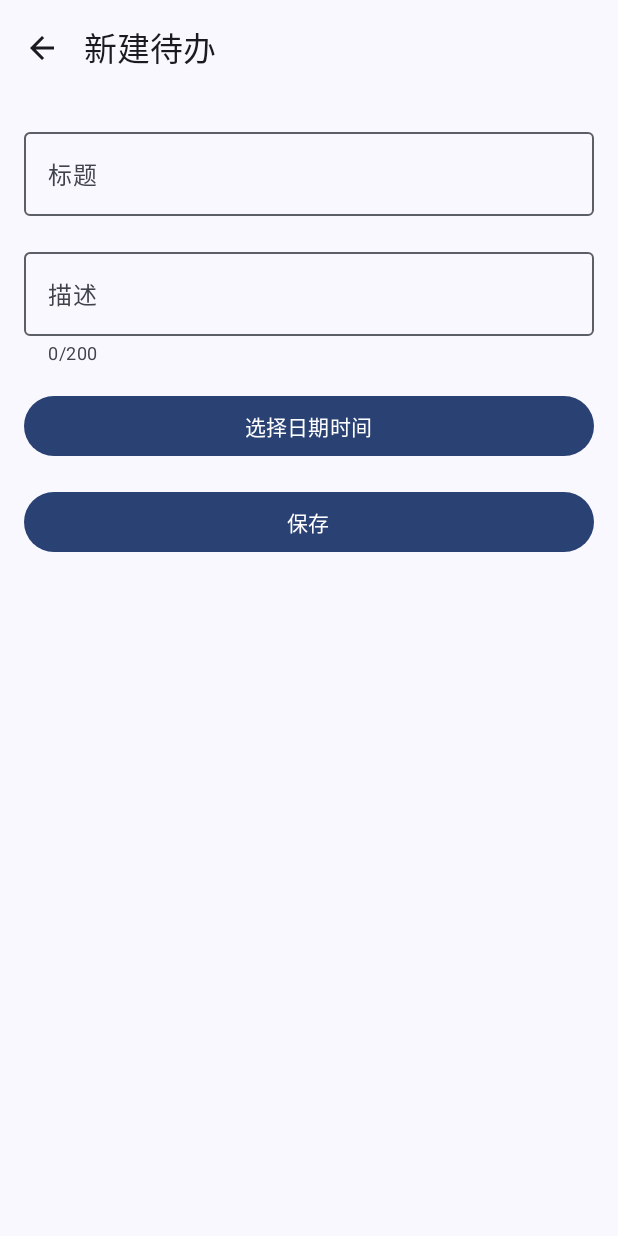
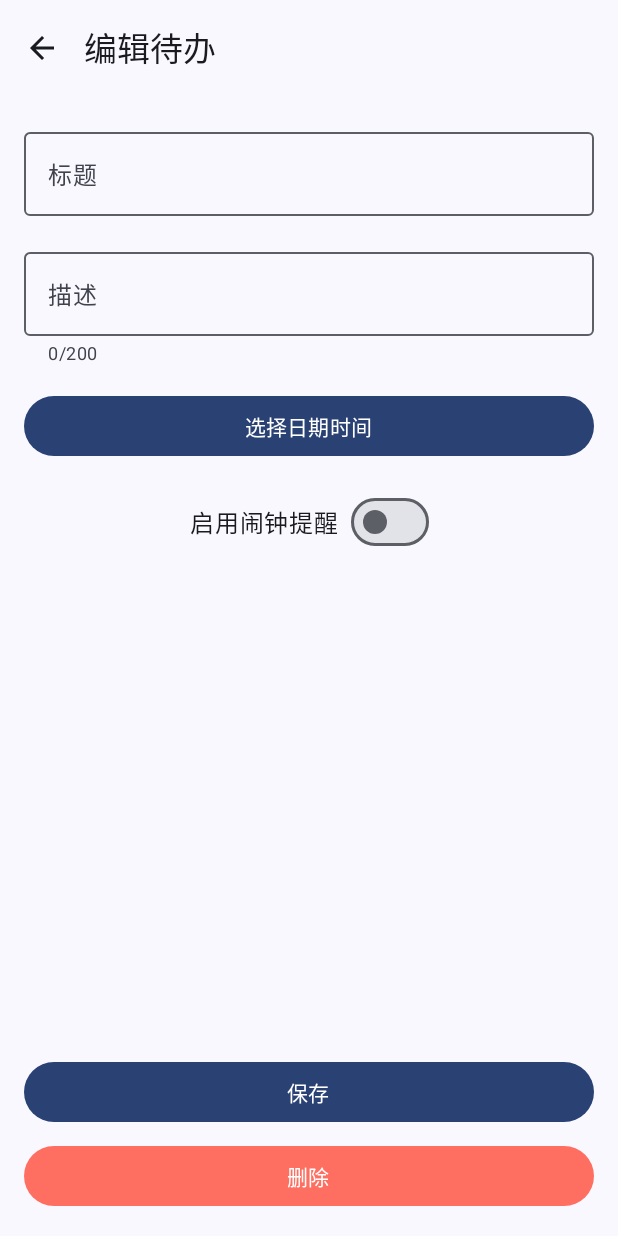
Before and after one commit to xiuivfbc/OneLeaf, an Android app built with Jetpack Compose: the composable ItemEditScreen called with empty values, after a tap on "保存", on a phone screen of 412 x 824 dp. Run offline under Robolectric (Android 15) with nearby library versions, the phone set to English and light mode, and no system bars; our stand-ins replace Room's generated code.

Commit message:
闹钟选择ui显示完成

```diff
--- a/app/src/main/java/com/example/todolists/data/ToDoItem.kt
+++ b/app/src/main/java/com/example/todolists/data/ToDoItem.kt
@@ -11,5 +11,7 @@ data class ToDoItem(
     var title: String,
     var describe: String = "",
     var time: Long = 0, // 保留时间戳字段用于兼容
-    var dateTime: java.time.LocalDateTime? = null // 新增日期时间字段
+    var dateTime: java.time.LocalDateTime? = null, // 新增日期时间字段
+    var enableAlarm: Boolean = false, // 是否启用闹钟
+    var alarmTime: java.time.LocalDateTime? = null // 闹钟时间
 )
--- a/app/src/main/java/com/example/todolists/data/ToDoItemDao.kt
+++ b/app/src/main/java/com/example/todolists/data/ToDoItemDao.kt
@@ -18,7 +18,7 @@ interface ToDoItemDao {
     @Delete
     suspend fun delete(item: ToDoItem)
 
-    @Query("SELECT id, title, describe, time, dateTime FROM todo_items WHERE id = :id")
+    @Query("SELECT * FROM todo_items WHERE id = :id")
     fun getItem(id: Long): Flow<ToDoItem>
 
     @Query("SELECT * FROM todo_items ORDER BY time DESC")
--- a/app/src/main/java/com/example/todolists/data/ToDoItemDatabase.kt
+++ b/app/src/main/java/com/example/todolists/data/ToDoItemDatabase.kt
@@ -6,7 +6,7 @@ import androidx.room.Room
 import androidx.room.RoomDatabase
 import androidx.room.TypeConverters
 
-@Database(entities = [ToDoItem::class], version = 2, exportSchema = false)
+@Database(entities = [ToDoItem::class], version = 3, exportSchema = false)
 @TypeConverters(Converters::class)
 abstract class ToDoItemDatabase: RoomDatabase() {
     abstract fun todoItemDao(): ToDoItemDao
--- a/app/src/main/java/com/example/todolists/ui/item/ItemEditScreen.kt
+++ b/app/src/main/java/com/example/todolists/ui/item/ItemEditScreen.kt
@@ -29,6 +29,7 @@ import androidx.compose.material3.IconButton
 import androidx.compose.material3.MaterialTheme
 import androidx.compose.material3.OutlinedTextField
 import androidx.compose.material3.Scaffold
+import androidx.compose.material3.Switch
 import androidx.compose.material3.Text
 import androidx.compose.material3.TextButton
 import androidx.compose.material3.TimePicker
@@ -98,14 +99,14 @@ fun ItemEditScreen(
         initialMinute = currentItem.dateTime?.minute ?: 0
     )
     var selectedDate by remember { mutableStateOf<LocalDate?>(null) }
+    var isSelectingAlarmTime by remember { mutableStateOf(false) }
 
     Scaffold(
         topBar = {
             TopAppBar(
                 title = {
                     Text(
-                        if (uiState.isNew) stringResource(R.string.new_todo_title)
-                        else stringResource(R.string.edit_todo_title)
+                        stringResource(R.string.edit_todo_title)
                     )
                 },
                 navigationIcon = {
@@ -117,6 +118,44 @@ fun ItemEditScreen(
                     }
                 }
             )
+        },
+        bottomBar = {
+            Column(modifier = Modifier.padding(16.dp)) {
+                // 保存按钮
+                Button(
+                    onClick = {
+                        val updatedItem = currentItem.copy(
+                            time = currentItem.dateTime?.toEpochSecond(ZoneOffset.UTC) ?: 0L,
+                            enableAlarm = currentItem.enableAlarm,
+                            alarmTime = if (currentItem.enableAlarm) currentItem.alarmTime else null
+                        )
+                        viewModel.saveItem(updatedItem)
+                        onBack()
+                    },
+                    modifier = Modifier.fillMaxWidth(),
+                    colors = ButtonDefaults.buttonColors(
+                        containerColor = MaterialTheme.colorScheme.primary
+                    )
+                ) {
+                    Text(stringResource(R.string.save_button))
+                }
+
+                Spacer(modifier = Modifier.height(8.dp))
+
+                // 删除按钮
+                Button(
+                    onClick = {
+                        viewModel.deleteItem()
+                        onBack()
+                    },
+                    modifier = Modifier.fillMaxWidth(),
+                    colors = ButtonDefaults.buttonColors(
+                        containerColor = Color(0xFFFF6F61)
+                    )
+                ) {
+                    Text(stringResource(R.string.delete_button))
+                }
+            }
         }
     ) { padding ->
         LazyColumn(
@@ -125,6 +164,7 @@ fun ItemEditScreen(
                 .fillMaxSize()
         ) {
             item {
+                // ui
                 Column(
                     modifier = Modifier.padding(16.dp)
                 ) {
@@ -158,7 +198,10 @@ fun ItemEditScreen(
 
                     // 日期时间选择按钮
                     Button(
-                        onClick = { showDatePicker = true },
+                        onClick = {
+                            isSelectingAlarmTime = false
+                            showDatePicker = true
+                        },
                         modifier = Modifier.fillMaxWidth()
                     ) {
                         Text(
@@ -169,45 +212,42 @@ fun ItemEditScreen(
 
                     Spacer(modifier = Modifier.height(16.dp))
 
-                    // 保存按钮
+                    // 启用闹钟开关
+                    Row(
+                        modifier = Modifier.fillMaxWidth(),
+                        verticalAlignment = Alignment.CenterVertically,
+                        horizontalArrangement = Arrangement.Center
+                    ) {
+                        Text(text = stringResource(R.string.enable_alarm_label))
+                        Spacer(modifier = Modifier.width(8.dp))
+                        Switch(
+                            checked = currentItem.enableAlarm,
+                            onCheckedChange = { setCurrentItem(currentItem.copy(enableAlarm = it)) }
+                        )
+                    }
+
+                    // 闹钟时间选择按钮
+                    if (currentItem.enableAlarm) {
+                        if (currentItem.alarmTime?.toString() == null) {
+                            currentItem.alarmTime = currentItem.dateTime
+                        }
                         Button(
                             onClick = {
-                            val updatedItem = currentItem.copy(
-                                time = currentItem.dateTime?.toEpochSecond(ZoneOffset.UTC) ?: 0L
+                                isSelectingAlarmTime = true
+                                showDatePicker = true
+                            },
+                            modifier = Modifier.fillMaxWidth()
+                        ) {
+                            Text(
+                                currentItem.alarmTime?.toString()
+                                    ?: stringResource(R.string.select_alarm_time_button)
                             )
-                            viewModel.saveItem(updatedItem)
-                            onBack()
-                        },
-                        modifier = Modifier.fillMaxWidth(),
-                        colors = ButtonDefaults.buttonColors(
-                            containerColor = MaterialTheme.colorScheme.primary
-                        )
-                    ) {
-                        Text(stringResource(R.string.save_button))
                         }
-
-                    // 删除按钮（仅编辑模式显示）
-                    if (!uiState.isNew) {
-                        Spacer(modifier = Modifier.height(8.dp))
-                        Button(
-                            onClick = {
-                                viewModel.deleteItem()
-                                onBack()
-                            },
-                            modifier = Modifier.fillMaxWidth(),
-                            colors = ButtonDefaults.buttonColors(
-                                containerColor = Color(0xFFFF6F61)
-                            )
-                        ) {
-                            Text(stringResource(R.string.delete_button))
-                        }
-                    }
-                }
-            }
+                        Spacer(modifier = Modifier.height(16.dp))
                     }
                 }
 
-    // 日期选择对话框
+                // 日期时间选择对话框
                 if (showDatePicker) {
                     DatePickerDialog(
                         onDismissRequest = { showDatePicker = false },
@@ -247,7 +287,6 @@ fun ItemEditScreen(
                         DatePicker(state = dateState)
                     }
                 }
-
                 if (showTimePicker) {
                     Dialog(
                         onDismissRequest = { showTimePicker = false },
@@ -289,15 +328,20 @@ fun ItemEditScreen(
                                             val now = LocalDateTime.now()
 
                                             if (selectedDate!!.isEqual(LocalDate.now()) &&
-                                    newDateTime.isBefore(now)) {
+                                                newDateTime.isBefore(now)
+                                            ) {
                                                 Toast.makeText(
                                                     context,
                                                     context.getString(R.string.time_error_message),
                                                     Toast.LENGTH_SHORT
                                                 ).show()
                                             } else {
+                                                if (isSelectingAlarmTime) {
+                                                    setCurrentItem(currentItem.copy(alarmTime = newDateTime))
+                                                } else {
                                                     setCurrentItem(currentItem.copy(dateTime = newDateTime))
                                                     viewModel.setSelectedDateTime(newDateTime)
+                                                }
                                                 showTimePicker = false
                                             }
                                         }
@@ -310,3 +354,6 @@ fun ItemEditScreen(
                     }
                 }
             }
+        }
+    }
+}
--- a/app/src/main/java/com/example/todolists/ui/item/ItemEditViewModel.kt
+++ b/app/src/main/java/com/example/todolists/ui/item/ItemEditViewModel.kt
@@ -28,7 +28,6 @@ class ItemEditViewModel(
                 _uiState.value = ItemEditState(
                     repoId = repoId,
                     item = item,
-                    isNew = item.id == 0L,
                     isLoading = false
                 )
             } catch (e: Exception) {
@@ -68,7 +67,6 @@ class ItemEditViewModel(
 data class ItemEditState(
     val repoId: String = "",
     val item: ToDoItem = ToDoItem(title = "", describe = ""),
-    val isNew: Boolean = true,
     val isLoading: Boolean = false,
     val showDatePicker: Boolean = false,
     val selectedDateTime: LocalDateTime? = null
--- a/app/src/main/res/values/strings.xml
+++ b/app/src/main/res/values/strings.xml
@@ -30,4 +30,8 @@
     <string name="delete_repository_desc">删除Repository</string>
     <string name="date_error_message">日期不能早于今天</string>
     <string name="time_error_message">时间不能早于当前时间</string>
+    <string name="enable_alarm_label">启用闹钟提醒</string>
+    <string name="use_custom_alarm_time_label">使用自定义闹钟时间</string>
+    <string name="select_alarm_time_button">选择闹钟时间</string>
+    <string name="alarm_time_format">闹钟时间: %s</string>
 </resources>
```
Lines whose indentation alone changed are shown as unchanged.
